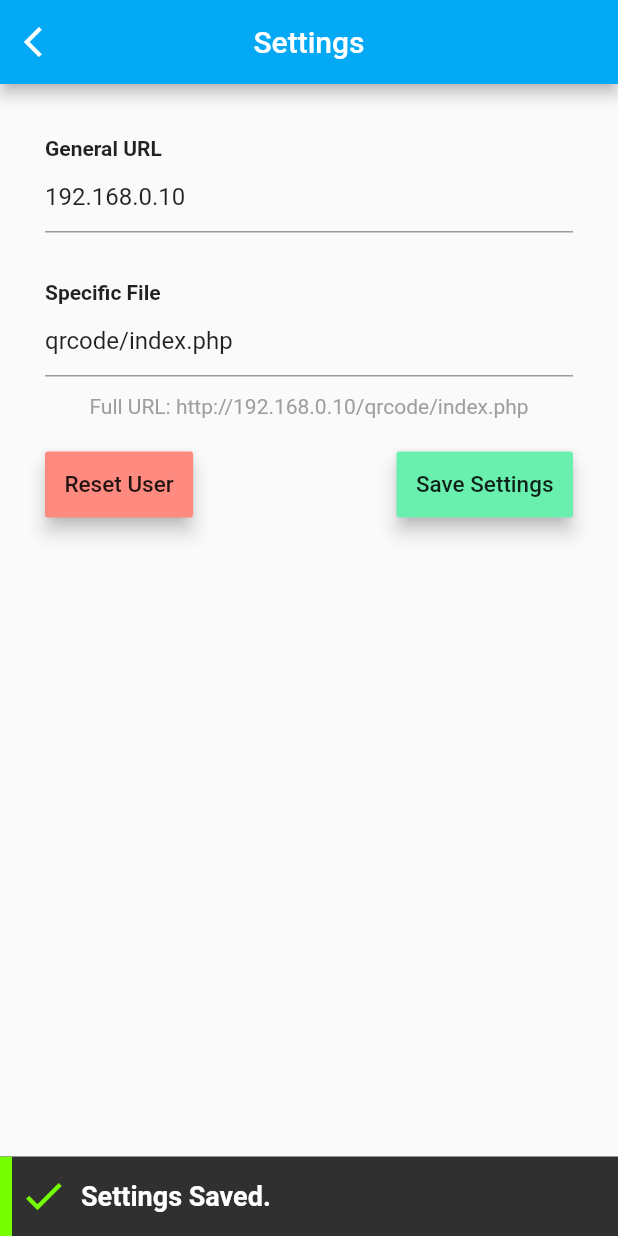
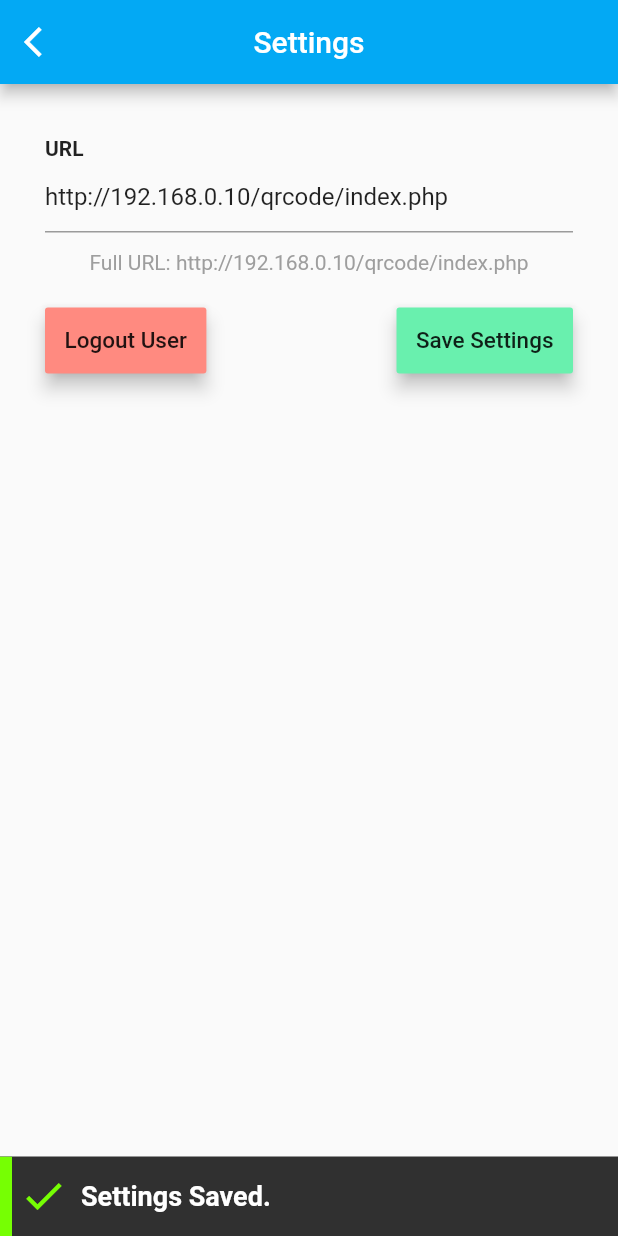
Before and after one commit to jiuncheng/flutter-barcode, a Flutter app: the screen it shows after launch, after a tap on the "settings" icon, on a phone screen of 412 x 824 dp. Run offline on Flutter 3.47's test engine with Material 2 defaults, Android fonts, the phone set to English and light mode, and no system bars; our stand-ins replace flushbar, fluttertoast, shared_preferences; missing offline and left inert: qr_code_scanner; Roboto replaces fonts that are missing (OpenSans).

```diff
--- a/lib/Settings.dart
+++ b/lib/Settings.dart
@@ -10,17 +10,16 @@ class Settings extends StatefulWidget {
 
 class _SettingsState extends State<Settings>{
 
-  String fullUrl = "http://";
+  String fullUrl = "http://192.168.0.10/qrcode/index.php";
 
-  TextEditingController generalUrlController = TextEditingController();
-  TextEditingController specificUrlController = TextEditingController();
+  TextEditingController urlController = TextEditingController();
 
   Widget _buildUrlTF() {
     return Column(
       crossAxisAlignment: CrossAxisAlignment.start,
       children: <Widget>[
         Text(
-          'General URL',
+          'URL',
           style: TextStyle(
             fontWeight: FontWeight.bold,
             fontFamily: 'OpenSans',
@@ -29,42 +28,12 @@ class _SettingsState extends State<Settings>{
         Container(
           height: 60.0,
           child: TextField(
-            controller: generalUrlController,
+            controller: urlController,
             style: TextStyle(
               fontFamily: 'OpenSans',
             ),
             decoration: InputDecoration(
               hintText: 'Enter general url',
-              hintStyle: TextStyle(
-                fontFamily: 'OpenSans',
-              ),
-            ),
-          ),
-        ),
-      ],
-    );
-  }
-
-  Widget _buildSpecificUrlTF() {
-    return Column(
-      crossAxisAlignment: CrossAxisAlignment.start,
-      children: <Widget>[
-        Text(
-          'Specific File',
-          style: TextStyle(
-            fontWeight: FontWeight.bold,
-            fontFamily: 'OpenSans',
-          ),
-        ),
-        Container(
-          height: 60.0,
-          child: TextField(
-            controller: specificUrlController,
-            style: TextStyle(
-              fontFamily: 'OpenSans',
-            ),
-            decoration: InputDecoration(
-              hintText: 'Enter Specific File',
               hintStyle: TextStyle(
                 fontFamily: 'OpenSans',
               ),
@@ -94,17 +63,23 @@ class _SettingsState extends State<Settings>{
     );
   }
 
-    Widget _buildResetUserBtn() {
+  Widget _logoutBtn(BuildContext context) {
     return Container(
       padding: EdgeInsets.symmetric(vertical: 20.0),
 
       child: RaisedButton(
         elevation: 5.0,
-         onPressed: () => _resetUser(),
+        onPressed: () => logoutDialog().then((status) {
+          if (status == true) {
+            _resetUser().then((status) {
+              if (status == true) { Navigator.of(context).popUntil((route) => route.isFirst); }
+            });
+          }
+        }),
         padding: EdgeInsets.all(13.0),
         color: Colors.redAccent[100],
         child: Text(
-          'Reset User',
+          'Logout User',
           style: TextStyle(
             fontSize: 15.0,
             fontFamily: 'OpenSans'
@@ -142,8 +117,6 @@ class _SettingsState extends State<Settings>{
             child: Column(
               children: <Widget>[
                 _buildUrlTF(),
-                SizedBox(height: 20.0),
-                _buildSpecificUrlTF(),
                 Text(
                   'Full URL: $fullUrl',
                   style: TextStyle(
@@ -153,7 +126,7 @@ class _SettingsState extends State<Settings>{
                 Row(
                   mainAxisAlignment: MainAxisAlignment.spaceBetween,
                   children: <Widget>[
-                    _buildResetUserBtn(),
+                    _logoutBtn(context),
                     _buildURLBtn(),
                   ],
                 ),
@@ -178,34 +151,28 @@ class _SettingsState extends State<Settings>{
 
   Future<void> _loadSettings() async {
     final prefs = await SharedPreferences.getInstance();
-    String generalUrl = "192.168.0.10";
-    String specificUrl = "qrcode/index.php";
+    String url = "http://192.168.0.10/qrcode/index.php";
 
-    if (prefs.containsKey('generalurl') && prefs.containsKey('specificurl')) {
-      generalUrl = prefs.getString('generalurl');
-      specificUrl = prefs.getString('specificurl');
-      generalUrlController.text = generalUrl;
-      specificUrlController.text = specificUrl;
+    if (prefs.containsKey('url')) {
+      url = prefs.getString('url');
+      urlController.text = url;
     } else {
-      generalUrlController.text = generalUrl;
-      specificUrlController.text = specificUrl;
+      urlController.text = url;
       _saveSettings();
     }
 
     setState(() {
-      fullUrl = "http://" + generalUrl + '/' + specificUrl;
+      fullUrl = url;
     });
 
   }
 
   Future<bool> _saveSettings() async {
     FocusScope.of(context).unfocus();
-    String generalUrl = generalUrlController.text;
-    String specificUrl = specificUrlController.text;
+    String url = urlController.text;
 
     final prefs = await SharedPreferences.getInstance();
-    await prefs.setString('generalurl', generalUrl);
-    await prefs.setString('specificurl', specificUrl);
+    await prefs.setString('url', url);
 
     showSuccessSnackbar(context, 'Settings Saved.');
 
@@ -217,7 +184,7 @@ class _SettingsState extends State<Settings>{
     FocusScope.of(context).unfocus();
     final prefs = await SharedPreferences.getInstance();
     prefs.remove('user');
-    showSuccessSnackbar(context, 'User Resetted.');
+
     return true;
   }
 
@@ -242,4 +209,35 @@ class _SettingsState extends State<Settings>{
     )..show(context);
   }
 
+  Future<bool> logoutDialog() async {
+    return showDialog(
+      context: context,
+      barrierDismissible: false, // user must tap button!
+      builder: (BuildContext context) {
+        return AlertDialog(
+          title: Center(
+              child: Text('Logout')
+          ),
+          content: Text('Are you sure you want to logout?'),
+          actions: <Widget>[
+            FlatButton(
+              color: Colors.blue,
+              child: Text('Yes'),
+              onPressed: () {
+                Navigator.of(context).pop(true);
+              },
+            ),
+            FlatButton(
+              child: Text('No'),
+              onPressed: () {
+                Navigator.of(context).pop(false);
+              },
+            )
+          ],
+          elevation: 24.0,
+        );
+      },
+    );
+  }
+
 }
--- a/pubspec.yaml
+++ b/pubspec.yaml
@@ -27,6 +27,7 @@ dependencies:
   http:
   shared_preferences:
   flushbar:
+  fluttertoast:
 
 dev_dependencies:
   flutter_test:
```
Also changed, not shown: lib/ScanCode.dart (+50 -36 lines), lib/main.dart (+36 -29 lines), pubspec.lock.
